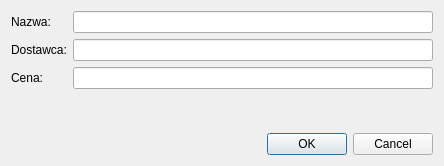
Above: nowaSkoraDialog.ui from militia11/shoes before the change. Below: the same form after it.
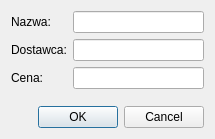
That is the form after the change.

Diff of the .ui file:
```diff
--- a/nowaSkoraDialog.ui
+++ b/nowaSkoraDialog.ui
@@ -6,8 +6,8 @@
    <rect>
     <x>0</x>
     <y>0</y>
-    <width>444</width>
-    <height>166</height>
+    <width>215</width>
+    <height>139</height>
    </rect>
   </property>
   <property name="windowTitle">
```
